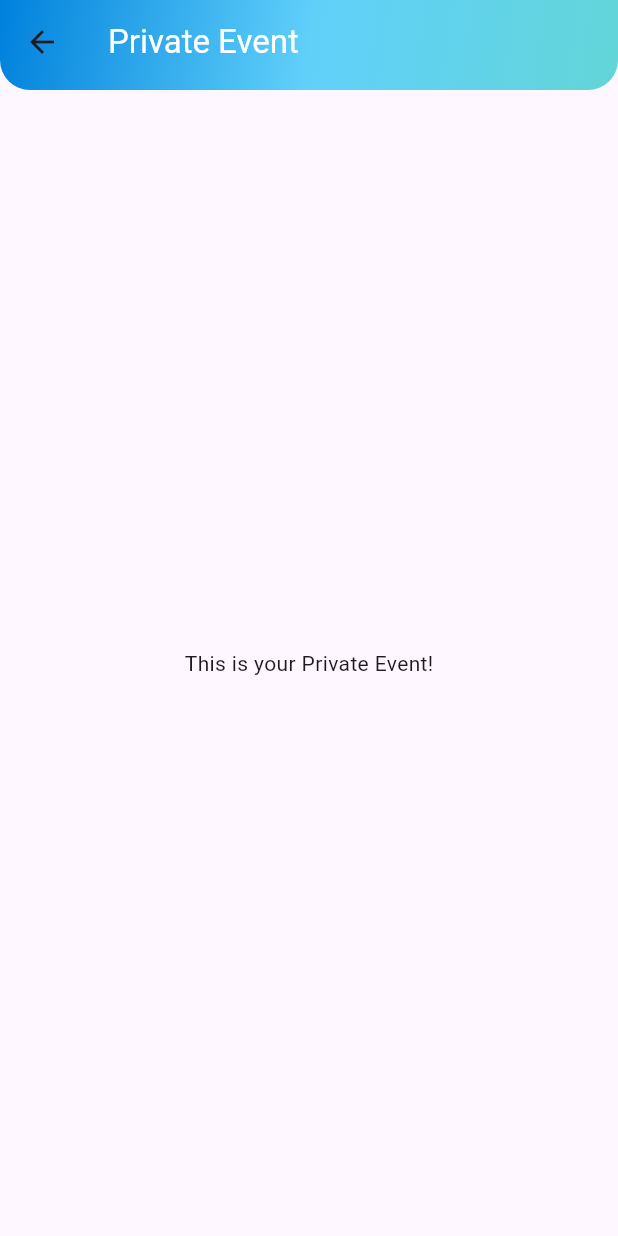
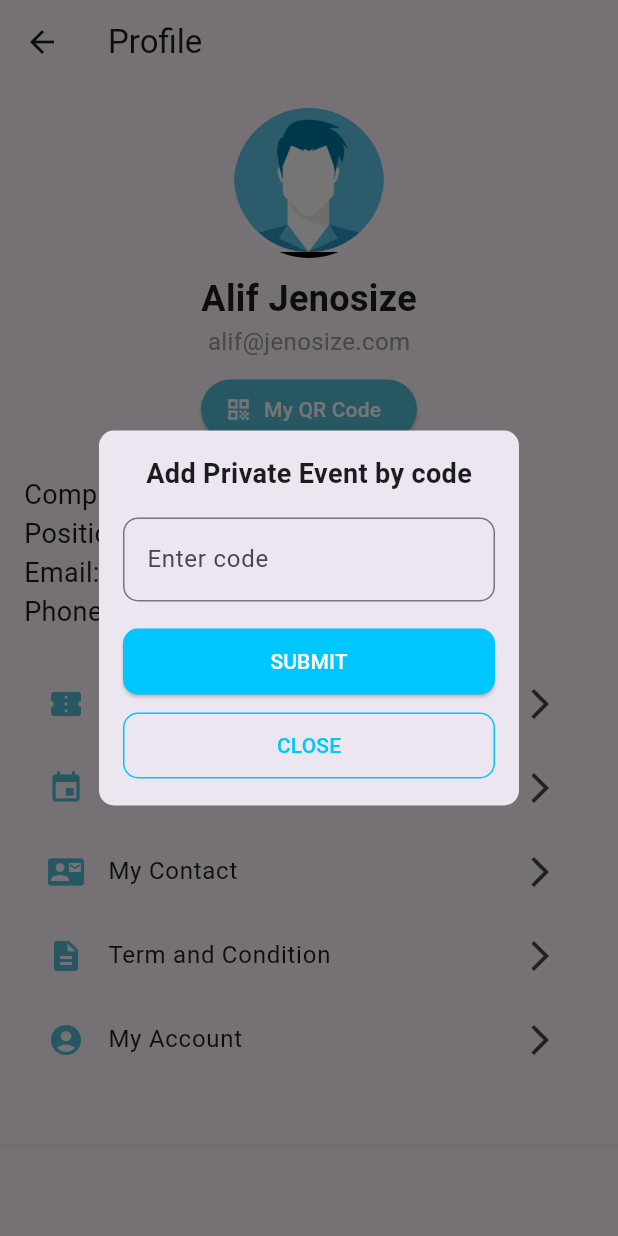
Before and after one commit to wiratR/bizconnet_app, a Flutter app: the ProfileScreen screen opened directly, after a tap on "Private Event", on a phone screen of 412 x 824 dp. Run offline on Flutter 3.47's test engine with Material 3 defaults, Android fonts, the phone set to English and light mode, and no system bars; our stand-ins replace qr_flutter, shared_preferences; missing offline and left inert: qr_code_scanner; accounts and stored records are empty.

Commit message:
add my contract

```diff
--- /dev/null
+++ b/bizconnect_app/lib/components/card/account_card.dart
@@ -0,0 +1,70 @@
+import 'package:flutter/material.dart';
+import 'account_card_details.dart'; // Import the AccountCardDetails widget
+
+class AccountCard extends StatelessWidget {
+  final String name;
+  final String position;
+  final String email;
+  final String phone;
+  final String company;
+
+  AccountCard({
+    required this.name,
+    required this.position,
+    required this.email,
+    required this.phone,
+    required this.company,
+  });
+
+  @override
+  Widget build(BuildContext context) {
+    return GestureDetector(
+      onTap: () {
+        Navigator.push(
+          context,
+          MaterialPageRoute(
+            builder: (context) => AccountCardDetails(
+              name: name,
+              position: position,
+              email: email,
+              phone: phone,
+              company: company,
+            ),
+          ),
+        );
+      },
+      child: Card(
+        child: Padding(
+          padding: const EdgeInsets.all(16.0),
+          child: ListTile(
+            leading: CircleAvatar(
+              backgroundColor: Colors.transparent,
+              child: Icon(
+                Icons.person,
+                color: Color(0xFF00C6FF),
+                size: 40.0,
+              ),
+            ),
+            title: Text(
+              name,
+              style: TextStyle(fontSize: 18, fontWeight: FontWeight.bold),
+            ),
+            subtitle: Column(
+              crossAxisAlignment: CrossAxisAlignment.start,
+              children: [
+                Text(
+                  position,
+                  style: TextStyle(fontSize: 16),
+                ),
+                Text(
+                  company,
+                  style: TextStyle(fontSize: 14, color: Colors.grey),
+                ),
+              ],
+            ),
+          ),
+        ),
+      ),
+    );
+  }
+}
--- /dev/null
+++ b/bizconnect_app/lib/components/dialog/private_event.dart
@@ -0,0 +1,82 @@
+import 'package:flutter/material.dart';
+
+class PrivateEventDialog extends StatefulWidget {
+  @override
+  _PrivateEventDialogState createState() => _PrivateEventDialogState();
+}
+
+class _PrivateEventDialogState extends State<PrivateEventDialog> {
+  TextEditingController _controller = TextEditingController();
+
+  @override
+  Widget build(BuildContext context) {
+    return AlertDialog(
+      shape: RoundedRectangleBorder(
+        borderRadius: BorderRadius.all(Radius.circular(10.0)),
+      ),
+      contentPadding: EdgeInsets.all(16.0),
+      content: Column(
+        mainAxisSize: MainAxisSize.min,
+        children: [
+          Text(
+            'Add Private Event by code',
+            style: TextStyle(
+              fontSize: 18,
+              fontWeight: FontWeight.bold,
+            ),
+          ),
+          SizedBox(height: 16),
+          TextField(
+            controller: _controller,
+            decoration: InputDecoration(
+              hintText: 'Enter code',
+              border: OutlineInputBorder(
+                borderRadius: BorderRadius.circular(10.0),
+              ),
+            ),
+          ),
+          SizedBox(height: 16),
+          SizedBox(
+            width: double.infinity,
+            child: ElevatedButton(
+              style: ElevatedButton.styleFrom(
+                backgroundColor: Color(0xFF00C6FF), // Submit button background color
+                foregroundColor: Colors.white, // Submit button text color
+                shape: RoundedRectangleBorder(
+                  borderRadius: BorderRadius.circular(10.0),
+                ),
+                padding: EdgeInsets.symmetric(vertical: 12.0, horizontal: 24.0),
+              ),
+              onPressed: () {
+                // Handle submit action
+              },
+              child: Text('SUBMIT'),
+            ),
+          ),
+          SizedBox(height: 8),
+          SizedBox(
+            width: double.infinity,
+            child: OutlinedButton(
+              style: OutlinedButton.styleFrom(
+                shape: RoundedRectangleBorder(
+                  borderRadius: BorderRadius.circular(10.0),
+                ),
+                side: BorderSide(color: Color(0xFF00C6FF)), // Close button border color
+                padding: EdgeInsets.symmetric(vertical: 12.0, horizontal: 24.0),
+              ),
+              onPressed: () {
+                Navigator.of(context).pop();
+              },
+              child: Text(
+                'CLOSE',
+                style: TextStyle(
+                  color: Color(0xFF00C6FF), // Close button text color
+                ),
+              ),
+            ),
+          ),
+        ],
+      ),
+    );
+  }
+}
--- a/bizconnect_app/lib/screens/profile/mycontract/my_contract_screen.dart
+++ b/bizconnect_app/lib/screens/profile/mycontract/my_contract_screen.dart
@@ -1,40 +1,42 @@
 import 'package:flutter/material.dart';
+import '../../../components/appbar/custom_app_bar.dart';
+import '../../../components/card/account_card.dart';
 
 class MyContractScreen extends StatelessWidget {
 
   @override
   Widget build(BuildContext context) {
     return Scaffold(
-        appBar: PreferredSize(
-        preferredSize: Size.fromHeight(60.0),
-        child: Container(
-          decoration: BoxDecoration(
-            borderRadius: BorderRadius.only(
-              bottomLeft: Radius.circular(20),
-              bottomRight: Radius.circular(20),
+      appBar: CustomAppBar(title: 'My Contract'),
+      body: Padding(
+        padding: const EdgeInsets.symmetric(horizontal: 24.0),
+        child: ListView(
+          children: [
+            AccountCard(
+              name: 'New Jeno',
+              position: 'Jenosize Dev',
+              email: 'new.jeno@jenosize.com',
+              phone: '123-456-7890',
+              company: 'Jenosize',
             ),
-            gradient: LinearGradient(
-              begin: Alignment.topLeft,
-              end: Alignment.bottomRight,
-              colors: [
-                Color(0xFF0081DC),
-                Color(0xFF60D0FA),
-                Color(0xFF62D5D8),
-              ],
+            SizedBox(height: 8.0),
+            AccountCard(
+              name: 'John Doe',
+              position: 'Developer',
+              email: 'john.doe@example.com',
+              phone: '987-654-3210',
+              company: 'Example Corp',
             ),
-          ),
-          child: AppBar(
-            title: Text(
-              'My Contract',
-              style: TextStyle(color: Colors.white),
+            SizedBox(height: 8.0),
+            AccountCard(
+              name: 'Jane Smith',
+              position: 'Designer',
+              email: 'jane.smith@example.com',
+              phone: '555-666-7777',
+              company: 'Creative Studio',
             ),
-            backgroundColor: Colors.transparent,
-            elevation: 0,
-          ),
+          ],
         ),
-      ),
-      body: Center(
-        child: Text('This is your My Contract!'),
       ),
     );
   }
--- a/bizconnect_app/lib/screens/profile/privateevent/private_event_screen.dart
+++ /dev/null
@@ -1,41 +0,0 @@
-import 'package:flutter/material.dart';
-
-class PrivateEventScreen extends StatelessWidget {
-
-  @override
-  Widget build(BuildContext context) {
-    return Scaffold(
-        appBar: PreferredSize(
-        preferredSize: Size.fromHeight(60.0),
-        child: Container(
-          decoration: BoxDecoration(
-            borderRadius: BorderRadius.only(
-              bottomLeft: Radius.circular(20),
-              bottomRight: Radius.circular(20),
-            ),
-            gradient: LinearGradient(
-              begin: Alignment.topLeft,
-              end: Alignment.bottomRight,
-              colors: [
-                Color(0xFF0081DC),
-                Color(0xFF60D0FA),
-                Color(0xFF62D5D8),
-              ],
-            ),
-          ),
-          child: AppBar(
-            title: Text(
-              'Private Event',
-              style: TextStyle(color: Colors.white),
-            ),
-            backgroundColor: Colors.transparent,
-            elevation: 0,
-          ),
-        ),
-      ),
-      body: Center(
-        child: Text('This is your Private Event!'),
-      ),
-    );
-  }
-}
--- a/bizconnect_app/lib/screens/profile/profile_screen.dart
+++ b/bizconnect_app/lib/screens/profile/profile_screen.dart
@@ -3,8 +3,8 @@ import './myqr/my_qr_screen.dart';
 import './mycontract/my_contract_screen.dart';
 import './myticket/my_ticket_screen.dart';
 import './term/term_condition_screen.dart';
-import './privateevent/private_event_screen.dart';
 import './myaccount/my_account_screen.dart';
+import '../../components/dialog/private_event.dart';
 
 
 class ProfileScreen extends StatelessWidget {
@@ -94,10 +94,16 @@ class ProfileScreen extends StatelessWidget {
                 title: Text('Private Event'),
                 trailing: Icon(Icons.arrow_forward_ios),
                 onTap: () {
-                  // Navigate to PrivateEventScreen when tapped
-                  Navigator.push(
-                    context,
-                    MaterialPageRoute(builder: (context) => PrivateEventScreen()),
+                  // // Navigate to PrivateEventScreen when tapped
+                  // Navigator.push(
+                  //   context,
+                  //   MaterialPageRoute(builder: (context) => PrivateEventScreen()),
+                  // );
+                  showDialog(
+                    context: context,
+                    builder: (BuildContext context) {
+                      return PrivateEventDialog();
+                    },
                   );
                 },
               ),
```
Also changed, not shown: bizconnect_app/lib/components/appbar/custom_app_bar.dart (added, +42 -0 lines), bizconnect_app/lib/components/card/account_card_details.dart (added, +139 -0 lines).
